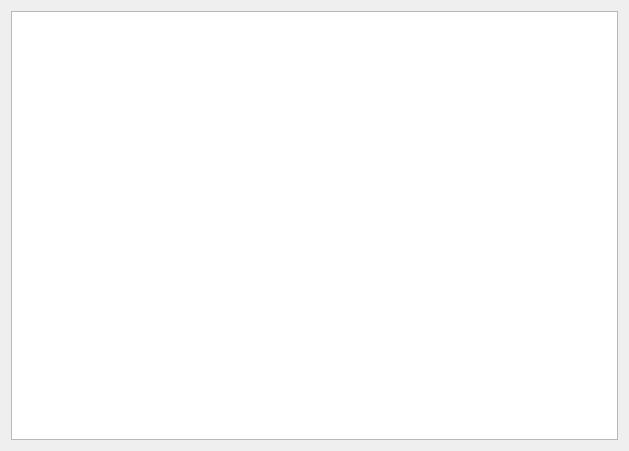
Qt form gui/uitemplate/tablewidget.ui (crazypoo/geniusbar-reserver) before a commit.
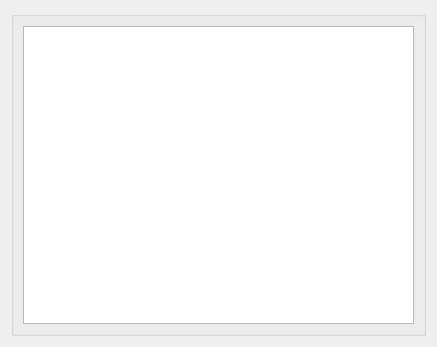
The same form after that commit. Custom widgets are drawn as their Qt base class.

```diff
--- a/gui/uitemplate/tablewidget.ui
+++ b/gui/uitemplate/tablewidget.ui
@@ -6,8 +6,8 @@
    <rect>
     <x>0</x>
     <y>0</y>
-    <width>629</width>
-    <height>451</height>
+    <width>437</width>
+    <height>347</height>
    </rect>
   </property>
   <property name="windowTitle">
@@ -15,7 +15,16 @@
   </property>
   <layout class="QVBoxLayout" name="verticalLayout">
    <item>
-    <widget class="TaskTableWidget" name="tableWidget"/>
+    <widget class="QGroupBox" name="groupBox">
+     <property name="title">
+      <string/>
+     </property>
+     <layout class="QVBoxLayout" name="verticalLayout_2">
+      <item>
+       <widget class="TaskTableWidget" name="tableWidget"/>
+      </item>
+     </layout>
+    </widget>
    </item>
   </layout>
  </widget>
```
